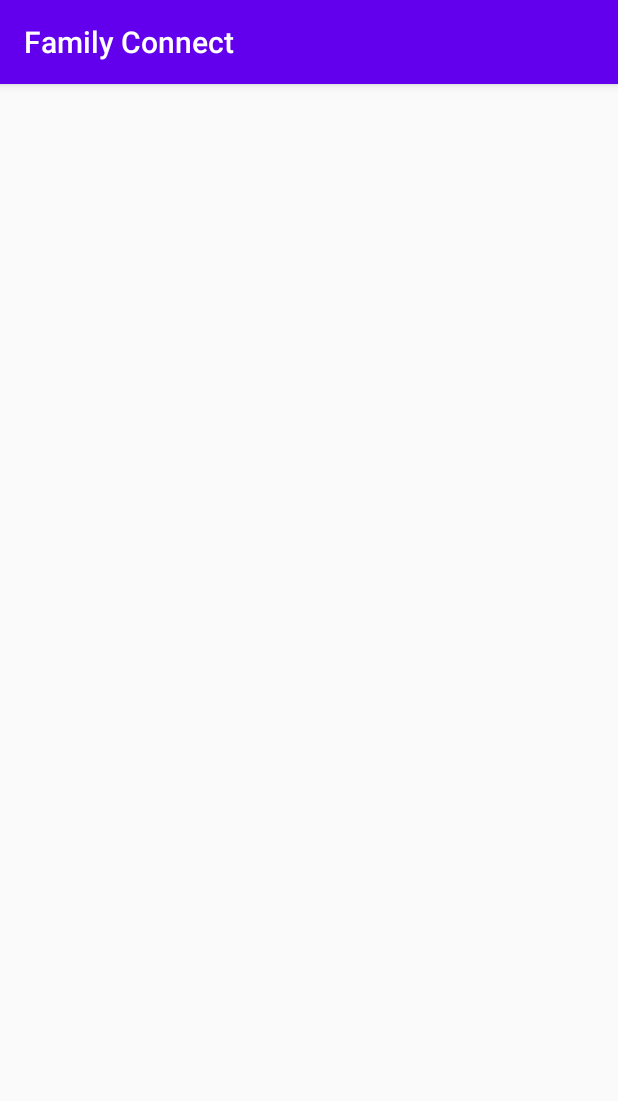
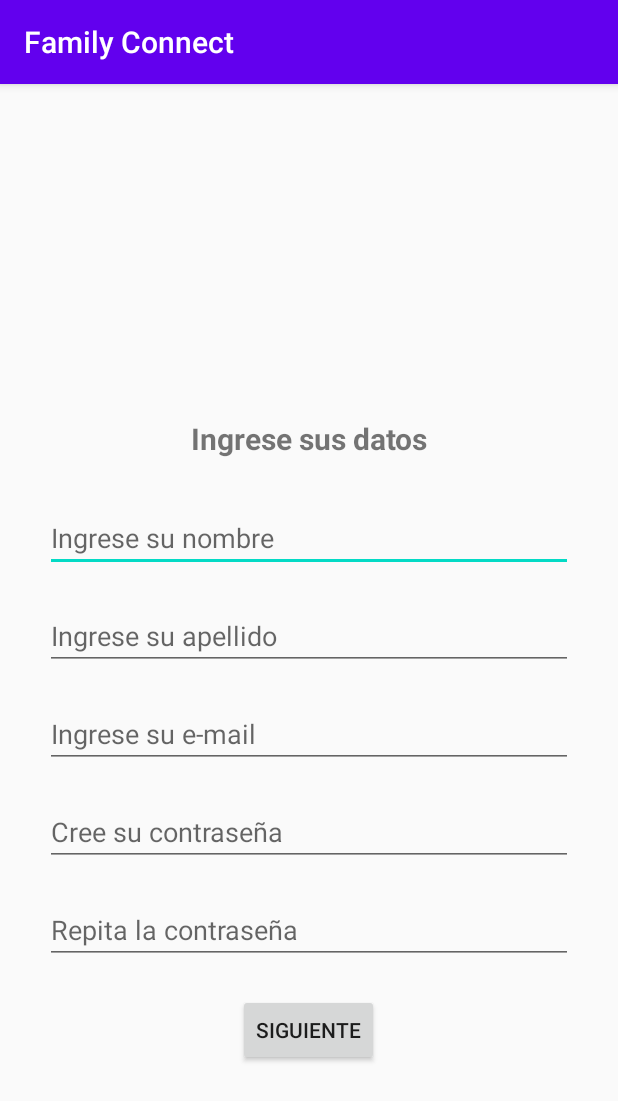
Before and after one commit to johanespino9/familyconnect-app, an Android app: the UserRegisterActivity screen opened directly, with no data from a screen before it, on a phone screen of 412 x 824 dp. Shown: the top 1101 px of the screen. Run offline under Robolectric (Android 15) with nearby library versions, the light colour scheme and no system bars.

Commit message:
[ADD] User register layout

```diff
--- a/app/src/main/AndroidManifest.xml
+++ b/app/src/main/AndroidManifest.xml
@@ -20,8 +20,6 @@
             </intent-filter>
         </activity>
         <activity android:name=".UserRegisterActivity" />
-        <activity android:name=".SplashActivity">
-        </activity>
         <activity android:name=".HomeActivity" />
     </application>
 
--- a/app/src/main/res/layout/activity_main.xml
+++ b/app/src/main/res/layout/activity_main.xml
@@ -14,7 +14,6 @@
         android:orientation="vertical"
         app:layout_constraintBottom_toBottomOf="parent"
         app:layout_constraintEnd_toEndOf="parent"
-        app:layout_constraintHorizontal_bias="0.0"
         app:layout_constraintStart_toStartOf="parent"
         app:layout_constraintTop_toTopOf="parent">
 
--- a/app/src/main/res/layout/activity_user_register.xml
+++ b/app/src/main/res/layout/activity_user_register.xml
@@ -6,4 +6,74 @@
     android:layout_height="match_parent"
     tools:context=".UserRegisterActivity">
 
+
+
+    <LinearLayout
+        android:layout_width="0dp"
+        android:layout_height="0dp"
+        android:layout_margin="20dp"
+        android:gravity="center"
+        android:orientation="vertical"
+        app:layout_constraintBottom_toBottomOf="parent"
+        app:layout_constraintEnd_toEndOf="parent"
+        app:layout_constraintHorizontal_bias="0.5"
+        app:layout_constraintStart_toStartOf="parent"
+        app:layout_constraintTop_toTopOf="parent">
+
+        <ImageView
+            android:id="@+id/logo"
+            android:layout_width="80dp"
+            android:layout_height="80dp"
+            android:layout_margin="10dp" />
+
+        <TextView
+            android:id="@+id/textView"
+            android:layout_width="match_parent"
+            android:layout_height="wrap_content"
+            android:layout_margin="20dp"
+            android:text="Ingrese sus datos"
+            android:textAlignment="center"
+            android:textSize="20sp"
+            android:textStyle="bold" />
+
+        <EditText
+            android:layout_width="match_parent"
+            android:layout_height="wrap_content"
+            android:layout_margin="10dp"
+            android:hint="Ingrese su nombre" />
+
+        <EditText
+            android:layout_width="match_parent"
+            android:layout_height="wrap_content"
+            android:layout_margin="10dp"
+            android:hint="Ingrese su apellido" />
+
+        <EditText
+            android:layout_width="match_parent"
+            android:layout_height="wrap_content"
+            android:layout_margin="10dp"
+            android:hint="Ingrese su e-mail" />
+
+        <EditText
+            android:layout_width="match_parent"
+            android:layout_height="wrap_content"
+            android:layout_margin="10dp"
+            android:hint="Cree su contraseña" />
+
+        <EditText
+            android:layout_width="match_parent"
+            android:layout_height="wrap_content"
+            android:layout_margin="10dp"
+            android:hint="Repita la contraseña" />
+
+        <Button
+            android:id="@+id/button"
+            android:layout_width="wrap_content"
+            android:layout_height="wrap_content"
+            android:layout_margin="10dp"
+            android:text="Siguiente" />
+
+    </LinearLayout>
+
+
 </androidx.constraintlayout.widget.ConstraintLayout>
```
Also changed, not shown: app/src/main/java/com/johanespino/familyconnect/MainActivity.kt (+16 -3 lines), app/src/main/java/com/johanespino/familyconnect/SplashActivity.kt (deleted, +0 -11 lines), app/src/main/res/layout/activity_splash.xml (deleted, +0 -20 lines).
